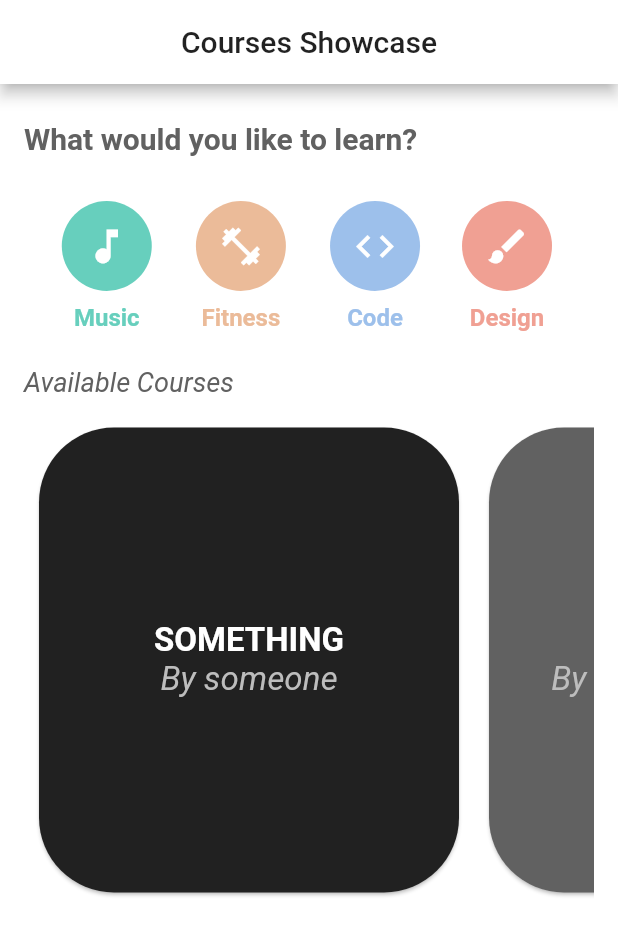
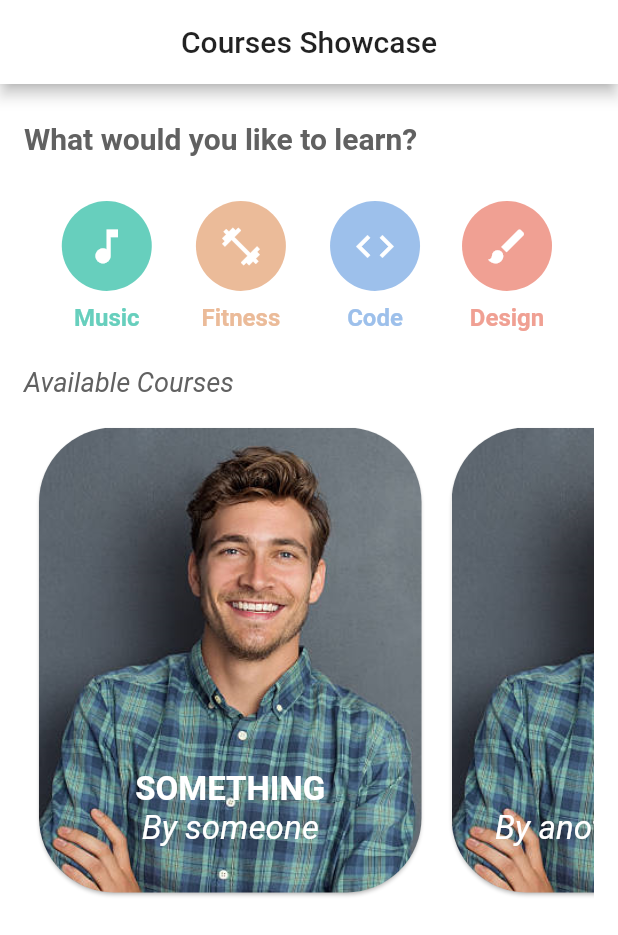
Before and after one commit to oussamabonnor1/flutter_design_showcase, a Flutter app: the CoursesScene screen opened directly, on a phone screen of 412 x 824 dp. Shown: the top 935 px of the screen. Run offline on Flutter 3.47's test engine with Material 2 defaults, Android fonts, the phone set to English and light mode, and no system bars.

Commit message:
adding images to cards backgrounds

```diff
--- a/lib/CoursesScene/CourseCard.dart
+++ b/lib/CoursesScene/CourseCard.dart
@@ -10,17 +10,23 @@ class CourseCard extends StatelessWidget {
   @override
   Widget build(BuildContext context) {
     return Container(
-      width: 300,
+      width: 275,
       child: Card(
+        semanticContainer: true,
+        clipBehavior: Clip.antiAliasWithSaveLayer,
         shape: RoundedRectangleBorder(
           borderRadius: BorderRadius.circular(50),
         ),
-        color: course.color,
         margin: EdgeInsets.fromLTRB(10, 10, 10, 10),
-        child: Padding(
-          padding: const EdgeInsets.all(16),
-          child: Column(
-            mainAxisAlignment: MainAxisAlignment.center,
+        child: Stack(
+          fit: StackFit.expand,
+          children: <Widget>[
+            Image(
+              image: AssetImage("images/dude1.jpg"),
+              fit: BoxFit.cover,
+            ),
+            Column(
+              mainAxisAlignment: MainAxisAlignment.end,
               children: <Widget>[
                 Center(
                   child: Text(
@@ -38,14 +44,18 @@ class CourseCard extends StatelessWidget {
                     "By " + course.teacher,
                     style: TextStyle(
                       fontSize: 22,
-                    color: Colors.grey[400],
+                      color: Colors.white,
                       fontStyle: FontStyle.italic,
                     ),
                     textAlign: TextAlign.center,
                   ),
                 ),
+                SizedBox(
+                  height: 30,
+                ),
               ],
             ),
+          ],
         ),
       ),
     );
```
Also changed, not shown: images/dude1.jpg (added). Lines whose indentation alone changed are shown as unchanged.
